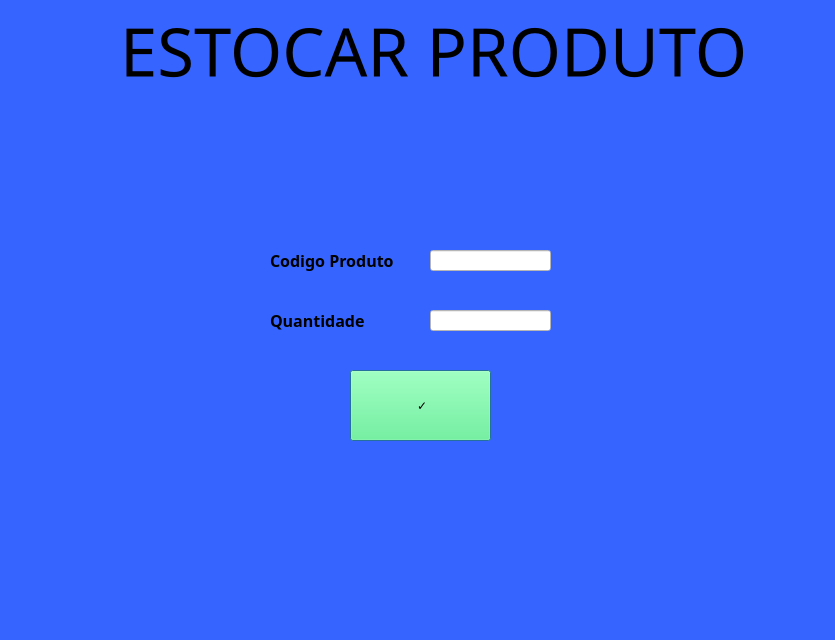
Above: SYSTEM CONTROL/Estoque.ui from victorkok/OPE-Oficina-Mecanica before the change. Below: the same form after it.
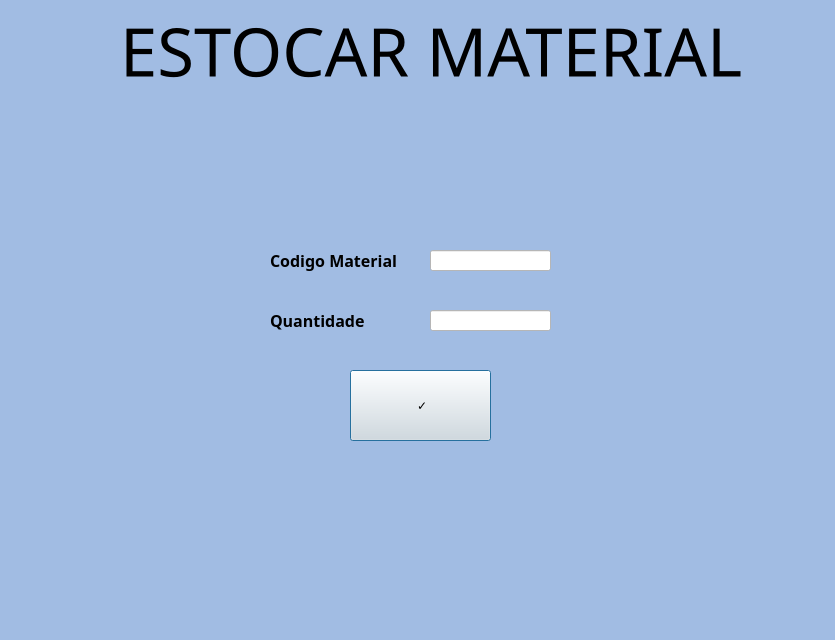
That is the form after the change.

Diff of the .ui file:
```diff
--- a/SYSTEM CONTROL/Estoque.ui
+++ b/SYSTEM CONTROL/Estoque.ui
@@ -17,7 +17,7 @@
    <bool>false</bool>
   </property>
   <property name="styleSheet">
-   <string notr="true">background-color: rgb(53, 100, 255);</string>
+   <string notr="true">background-color: rgb(161, 188, 227);</string>
   </property>
   <property name="sizeGripEnabled">
    <bool>false</bool>
@@ -51,10 +51,10 @@
    </property>
    <property name="styleSheet">
     <string notr="true">color: rgb(0, 0, 0);
-background-color: rgb(53, 100, 255);</string>
+</string>
    </property>
    <property name="text">
-    <string>Codigo Produto</string>
+    <string>Codigo Material</string>
    </property>
    <property name="textFormat">
     <enum>Qt::AutoText</enum>
@@ -123,7 +123,7 @@
     <string notr="true">color: rgb(0, 0, 0);</string>
    </property>
    <property name="text">
-    <string>ESTOCAR PRODUTO</string>
+    <string>ESTOCAR MATERIAL</string>
    </property>
   </widget>
   <widget class="QLineEdit" name="codigo">
@@ -149,7 +149,7 @@
     </rect>
    </property>
    <property name="styleSheet">
-    <string notr="true">background-color: rgb(82, 255, 131);</string>
+    <string notr="true">background-color: rgb(227, 227, 227);</string>
    </property>
    <property name="text">
     <string>	✓</string>
```
